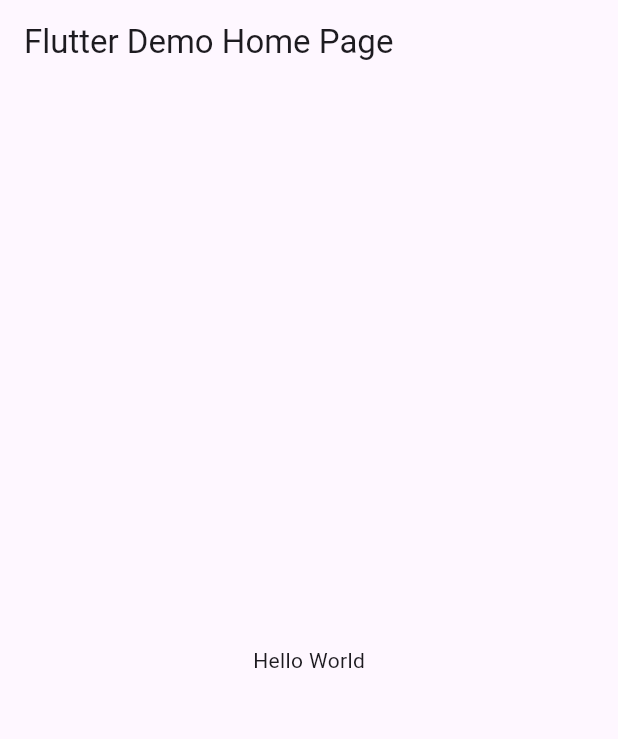
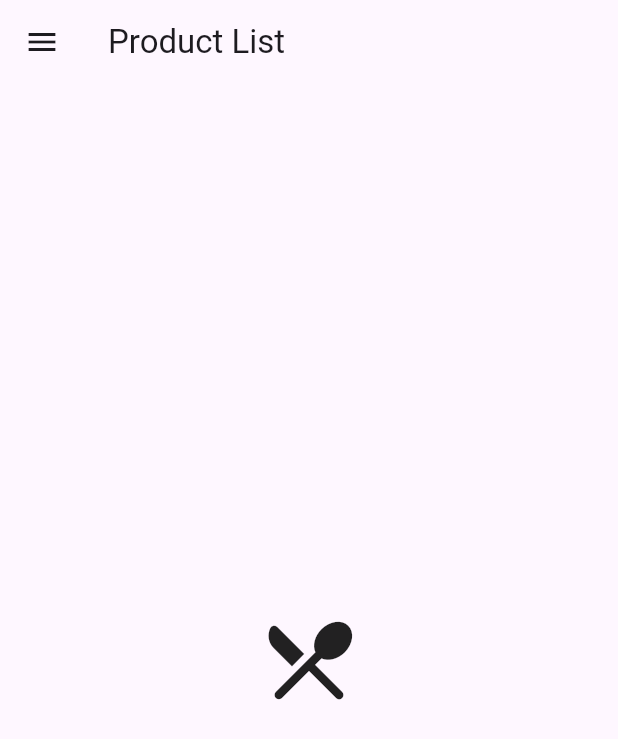
Before and after one commit to marijoy-apa/flutter-learn-dart, a Flutter app: the screen it shows after launch, on a phone screen of 412 x 824 dp. Shown: the top 739 px of the screen. Run offline on Flutter 3.47's test engine with Material 3 defaults, Android fonts, the phone set to English and light mode, and no system bars.

Commit message:
separate myHomePage widget from main.dart file

```diff
--- a/sample_project/lib/main.dart
+++ b/sample_project/lib/main.dart
@@ -1,4 +1,5 @@
 import 'package:flutter/material.dart';
+import 'package:sample_project/myHomePage.dart';
 
 void main() {
   runApp(const MyApp());
@@ -14,27 +15,7 @@ class MyApp extends StatelessWidget {
         colorScheme: ColorScheme.fromSeed(seedColor: Colors.deepPurple),
         useMaterial3: true,
       ),
-      home: const MyHomePage(title: 'Flutter Demo Home Page'),
+      home: const MyHomePage(),
     );
   }
 }
-
-class MyHomePage extends StatelessWidget {
-   const MyHomePage({super.key, required this.title}) ;
-   final String title;
-
-   @override
-   Widget build(BuildContext context) {
-      return Scaffold(
-         appBar: AppBar(
-            title: Text(title),
-         ),
-         body: const Center(
-            child:
-            Text(
-               'Hello World',
-            )
-         ),
-      );
-   }
-}
--- /dev/null
+++ b/sample_project/lib/myHomePage.dart
@@ -0,0 +1,21 @@
+import 'package:flutter/material.dart';
+
+class MyHomePage extends StatelessWidget {
+  const MyHomePage({super.key});
+
+  @override
+  Widget build(BuildContext context) {
+    return Scaffold(
+      appBar: AppBar(
+        title: const Text('Product List'),
+      ),
+      drawer: const Drawer(),
+      body: const Center(
+        child: Icon(
+          Icons.restaurant_menu_rounded,
+          size: 70,
+        ),
+      ),
+    );
+  }
+}
```
